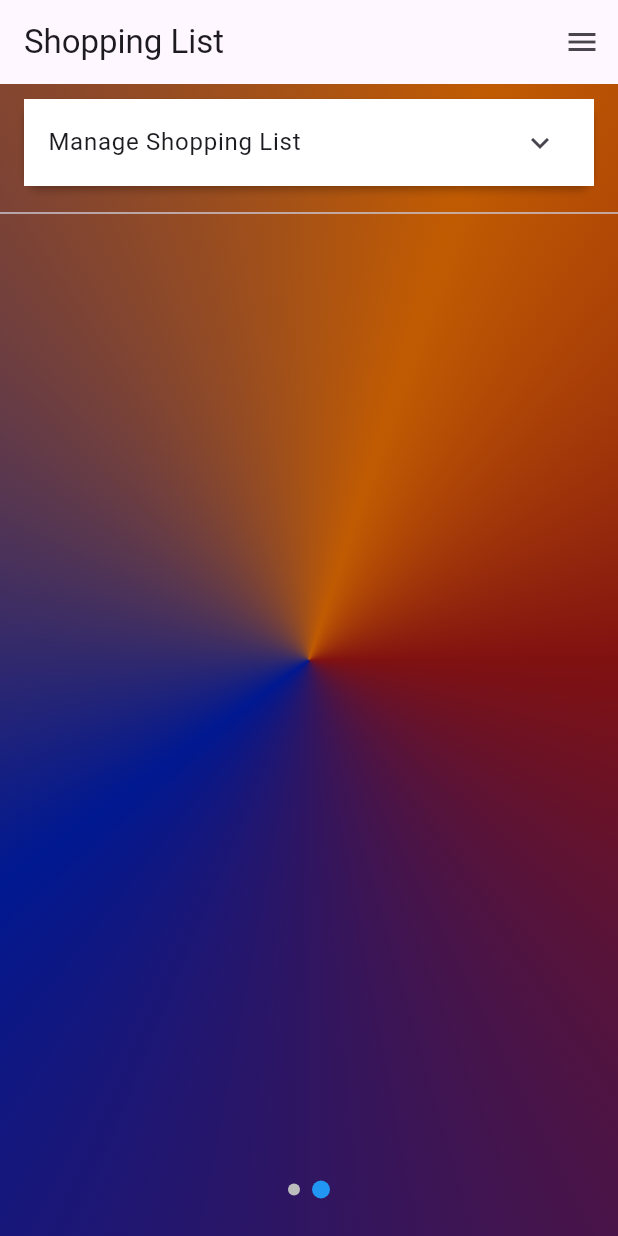
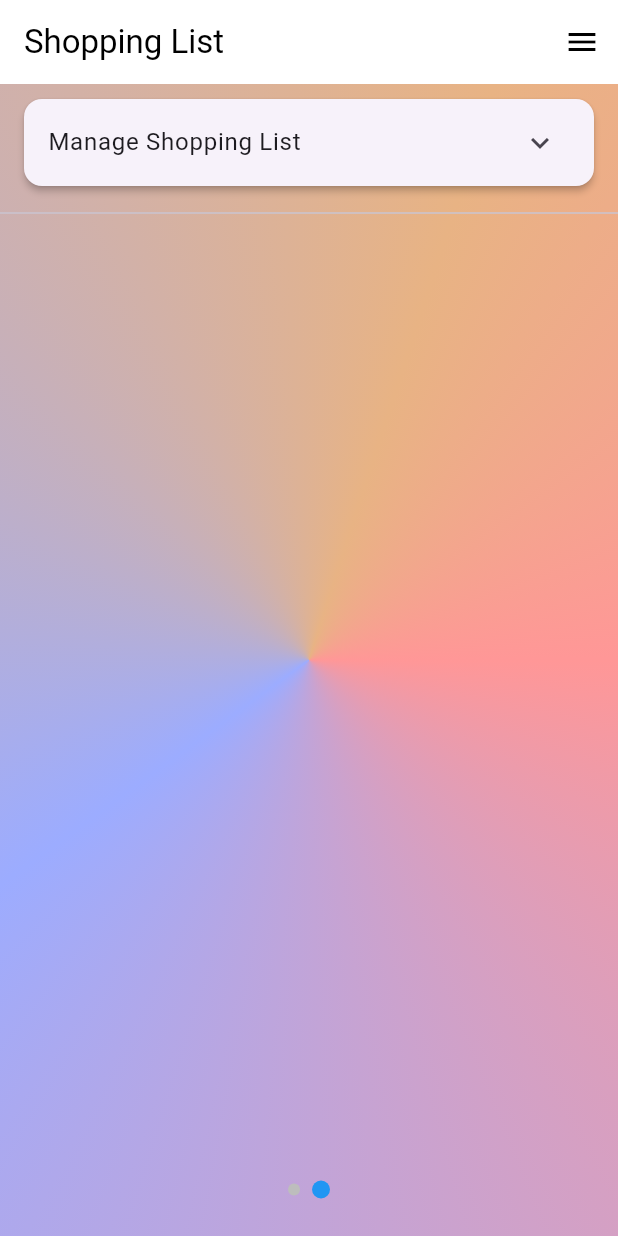
Before and after one commit to bustedchickn/mypantry, a Flutter app: the screen it shows once a user with an empty profile is signed in, swiped to page 2, on a phone screen of 412 x 824 dp. Run offline on Flutter 3.47's test engine with Material 3 defaults, Android fonts, the phone set to English and light mode, and no system bars; our stand-ins replace cloud_firestore, firebase_auth, firebase_core, qr_flutter, shared_preferences; missing offline and left inert: mobile_scanner; accounts and stored records are empty; network calls fail.

Commit message:
light mode/dark mode

```diff
--- a/my_pantry/lib/main.dart
+++ b/my_pantry/lib/main.dart
@@ -13,12 +13,9 @@ import 'package:my_pantry/qrcode.dart';
 import 'package:my_pantry/friend.dart';
 import 'package:my_pantry/homepage.dart';
 
-
-
 void main() async {
   WidgetsFlutterBinding.ensureInitialized();
 
-  // Check if Firebase is already initialized
   try {
     await Firebase.initializeApp(
       options: DefaultFirebaseOptions.currentPlatform,
@@ -27,21 +24,53 @@ void main() async {
     print("Firebase already initialized: $e");
   }
 
-  runApp(MyPantryApp());
+  runApp(const MyPantryApp());
 }
 
+class MyPantryApp extends StatefulWidget {
+  const MyPantryApp({super.key});
 
-class MyPantryApp extends StatelessWidget {
-  const MyPantryApp({super.key});
+  @override
+  State<MyPantryApp> createState() => _MyPantryAppState();
+}
+
+class _MyPantryAppState extends State<MyPantryApp> {
+  ThemeMode _themeMode = ThemeMode.system;
+
+  void toggleTheme() {
+    setState(() {
+      _themeMode = _themeMode == ThemeMode.light ? ThemeMode.dark : ThemeMode.light;
+    });
+  }
 
   @override
   Widget build(BuildContext context) {
     return MaterialApp(
-      theme: ThemeData(useMaterial3: true),
+      theme: ThemeData(
+        brightness: Brightness.light,
+        primarySwatch: Colors.blue,
+        primaryColor: Color.fromARGB(255, 255, 151, 151),
+        appBarTheme: const AppBarTheme(
+          backgroundColor: Colors.white,
+          foregroundColor: Colors.black,
+
+        ),
+      ),
+      darkTheme: ThemeData(
+        brightness: Brightness.dark,
+        primarySwatch: Colors.blue,
+
+        primaryColor: Color.fromARGB(255, 128, 17, 17),
+        appBarTheme: const AppBarTheme(
+          backgroundColor: Colors.black,
+          foregroundColor: Colors.white,
+        ),
+      ),
+
+
+
+      themeMode: _themeMode, // uses the state!
       title: 'My Pantry',
-      // Start the app with the "/" named route.
-      // The app starts
-      // on the Welcome page.
       home: const AuthWrapper(),
       routes: {
         '/friends': (context) => const FriendsPage(),
@@ -49,11 +78,11 @@ class MyPantryApp extends StatelessWidget {
         '/sign_up': (context) => const SignUpPage(),
         '/pantry': (context) => const PantryPage(),
         '/shopping': (context) => const ShoppingListPage(),
-        '/settings':(context) => const SettingsPage(),
+        '/settings': (context) => SettingsPage(toggleTheme: toggleTheme), // ✅ passes toggleTheme
         '/account': (context) => const AccountPage(),
-        '/ai':(context) => const RecipeListScreen(),
-        '/qr':(context) => const QRScannerPage(),
-        '/homepager':(context) => const HomePager(),
+        '/ai': (context) => const RecipeListScreen(),
+        '/qr': (context) => const QRScannerPage(),
+        '/homepager': (context) => const HomePager(),
       },
     );
   }
@@ -71,9 +100,9 @@ class AuthWrapper extends StatelessWidget {
           return const Scaffold(body: Center(child: CircularProgressIndicator()));
         }
         if (snapshot.hasData) {
-          return const HomePager(); // Signed in
+          return const HomePager();
         } else {
-          return const SignInPage(); // Not signed in
+          return const SignInPage();
         }
       },
     );
--- a/my_pantry/lib/pantry.dart
+++ b/my_pantry/lib/pantry.dart
@@ -525,7 +525,7 @@ Widget buildItem(int index, {required Key key}) {
     child: Container(
       margin: const EdgeInsets.symmetric(horizontal: 8, vertical: 4),
       decoration: BoxDecoration(
-        color: Color.fromARGB(163, 255, 255, 255), // ✅ frosted patch for each item
+        color: Theme.of(context).cardColor.withOpacity(0.9), // ✅ frosted patch for each item
         borderRadius: BorderRadius.circular(8),
         boxShadow: [
           BoxShadow(
@@ -697,7 +697,7 @@ Widget build(BuildContext context) {
             hintText: 'Add item...',
             border: OutlineInputBorder(),
             filled: true,
-            fillColor: Color.fromARGB(231, 255, 255, 255),
+
           ),
           onSubmitted: (value) {
             if (value.trim().isNotEmpty) {
--- a/my_pantry/lib/shopping.dart
+++ b/my_pantry/lib/shopping.dart
@@ -404,7 +404,7 @@ class ShoppingListPageState extends State<ShoppingListPage> {
     child: Container(
       margin: const EdgeInsets.symmetric(horizontal: 8, vertical: 4),
       decoration: BoxDecoration(
-        color: Color.fromARGB(163, 255, 255, 255), // ✅ frosted patch for each item
+        color: Theme.of(context).cardColor.withOpacity(0.9), // ✅ frosted patch for each item
         borderRadius: BorderRadius.circular(8),
         boxShadow: [
           BoxShadow(
@@ -453,10 +453,10 @@ Widget build(BuildContext context) {
         padding: const EdgeInsets.symmetric(horizontal: 12.0, vertical: 6.0),
         child: Card(
           elevation: 2,
-          color: Color.fromARGB(255, 255, 255, 255),
+          // color: Color.fromARGB(255, 255, 255, 255),
           shape: RoundedRectangleBorder(borderRadius: BorderRadius.circular(12)),
           child: Container(
-            color: Color.fromARGB(255, 255, 255, 255),
+            // color: Color.fromARGB(255, 255, 255, 255),
             child: ExpansionTile(
             title: const Text('Manage Shopping List'),
             initiallyExpanded: false,
@@ -593,7 +593,7 @@ Widget build(BuildContext context) {
             hintText: 'Add item...',
             border: OutlineInputBorder(),
             filled: true,
-            fillColor: Color.fromARGB(231, 255, 255, 255),
+
           ),
           onSubmitted: (value) {
             if (value.trim().isNotEmpty) {
--- a/my_pantry/lib/widgets/appdrawer.dart
+++ b/my_pantry/lib/widgets/appdrawer.dart
@@ -11,8 +11,8 @@ class AppDrawer extends StatelessWidget {
       child: ListView(
         padding: EdgeInsets.zero,
         children: [
-          const DrawerHeader(
-            decoration: BoxDecoration(color: Color.fromARGB(255, 128, 17, 17)),
+          DrawerHeader(
+            decoration: BoxDecoration(color: Theme.of(context).primaryColor),
             child: Text(''),
           ),
           ListTile(
--- a/my_pantry/lib/widgets/swirl_bg.dart
+++ b/my_pantry/lib/widgets/swirl_bg.dart
@@ -1,20 +1,26 @@
 import 'package:flutter/material.dart';
 
 class SwirlBackground extends StatelessWidget {
-  final List<Color> swirlColors;
-
-  const SwirlBackground({
-    super.key,
-    this.swirlColors = const [
-      Color.fromARGB(255, 128, 17, 17),  // Dark Crimson
-      Color.fromARGB(255, 0, 24, 145),   // Deep Red-Orange
-      Color.fromARGB(255, 193, 91, 2), // Warm Gold-Orange
-      Color.fromARGB(255, 128, 17, 17),  // Back to Crimson
-    ],
-  });
+  const SwirlBackground({super.key});
 
   @override
   Widget build(BuildContext context) {
+    final isDark = Theme.of(context).brightness == Brightness.dark;
+
+    final swirlColors = isDark
+        ? const [
+            Color.fromARGB(255, 128, 17, 17),
+            Color.fromARGB(255, 0, 24, 145),
+            Color.fromARGB(255, 193, 91, 2),
+            Color.fromARGB(255, 128, 17, 17),
+          ]
+        : const [
+            Color.fromARGB(255, 255, 151, 151),
+            Color.fromARGB(255, 156, 172, 255),
+            Color.fromARGB(255, 232, 179, 132),
+            Color.fromARGB(255, 255, 151, 151),
+          ];
+
     return Container(
       decoration: BoxDecoration(
         gradient: SweepGradient(
```
Also changed, not shown: my_pantry/lib/settings.dart (+8 -22 lines).
